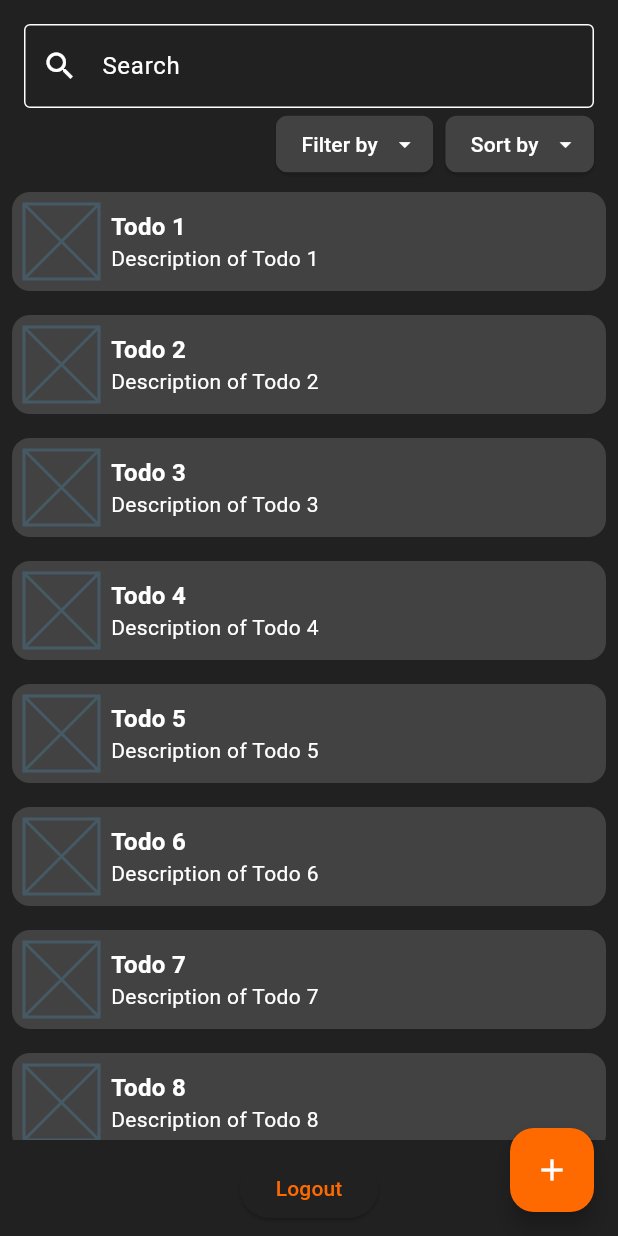
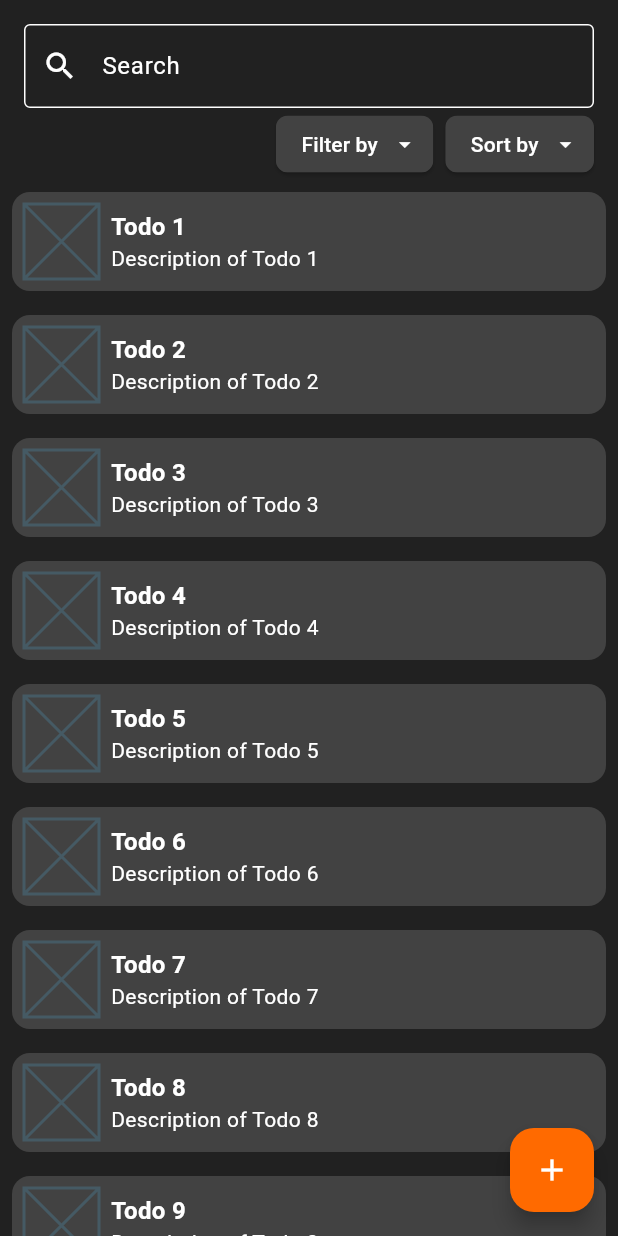
Before and after one commit to RubberDuckCrew/gitdone, a Flutter app: the Homeview screen opened directly, on a phone screen of 412 x 824 dp. Run offline on Flutter 3.47's test engine with Material 3 defaults, Android fonts, the phone set to English and light mode, and no system bars; our stand-ins replace flutter_secure_storage, flutter_svg, package_info_plus, shared_preferences; missing offline and left inert: github_flutter; accounts and stored records are empty.

Commit message:
:fire: Remove logout button from Homeview

```diff
--- a/lib/ui/home/home_view.dart
+++ b/lib/ui/home/home_view.dart
@@ -1,8 +1,6 @@
 import 'package:flutter/material.dart';
-import 'package:gitdone/core/models/token_handler.dart';
 import 'package:gitdone/ui/_widgets/todo.dart';
 import 'package:gitdone/ui/home/widgets/dropdown_filter_chip.dart';
-import 'package:gitdone/ui/welcome/welcome_view.dart';
 
 class Homeview extends StatefulWidget {
   const Homeview({super.key});
@@ -15,16 +13,6 @@ class _HomeviewState extends State<Homeview> {
   @override
   void initState() {
     super.initState();
-  }
-
-  void logout() async {
-    TokenHandler tokenHandler = TokenHandler();
-    await tokenHandler.deleteToken();
-    if (!mounted) return;
-    Navigator.pushReplacement(
-      context,
-      MaterialPageRoute(builder: (context) => const WelcomeView()),
-    );
   }
 
   @override
@@ -95,13 +83,6 @@ class _HomeviewState extends State<Homeview> {
                 ],
               ),
             ),
-            Padding(
-              padding: const EdgeInsets.all(8.0),
-              child: ElevatedButton(
-                onPressed: logout,
-                child: const Text("Logout"),
-              ),
-            ),
           ],
         ),
       ),
```
